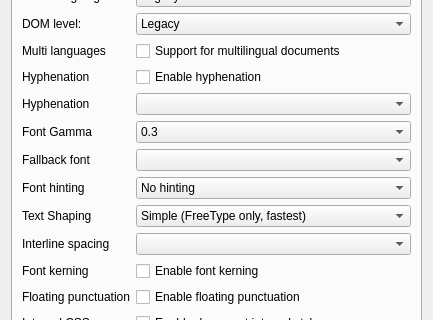
Old version of the form cr3qt/src/settings.ui in the repository buggins/coolreader; both pictures show x 0 to 433 and y 173 to 493 of the 433 by 749 pixel window.
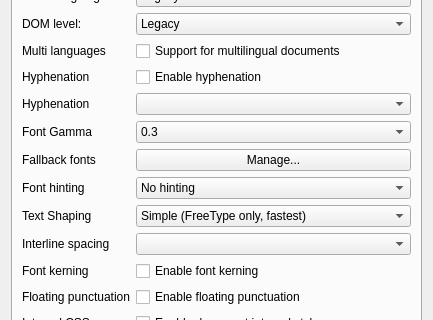
New version of the form. Icons and pictures are not drawn. Custom widgets are drawn as their Qt base class.

Commit message: Implemented management over the list of fallback fonts in Qt 5 build.

```diff
--- a/cr3qt/src/settings.ui
+++ b/cr3qt/src/settings.ui
@@ -1493,18 +1493,21 @@
          <item row="10" column="0">
           <widget class="QLabel" name="label_36">
            <property name="text">
-            <string>Fallback font</string>
+            <string>Fallback fonts</string>
            </property>
           </widget>
          </item>
          <item row="10" column="1">
-          <widget class="QComboBox" name="cbFallbackFontFace">
+          <widget class="QPushButton" name="btnFallbackMan">
            <property name="sizePolicy">
             <sizepolicy hsizetype="Preferred" vsizetype="Fixed">
              <horstretch>0</horstretch>
              <verstretch>0</verstretch>
             </sizepolicy>
            </property>
+           <property name="text">
+            <string>Manage...</string>
+           </property>
           </widget>
          </item>
          <item row="11" column="0">
```
Left out of the diff: 14 changed lines with no effect on the pictures. The commit also changes 15 other files.
